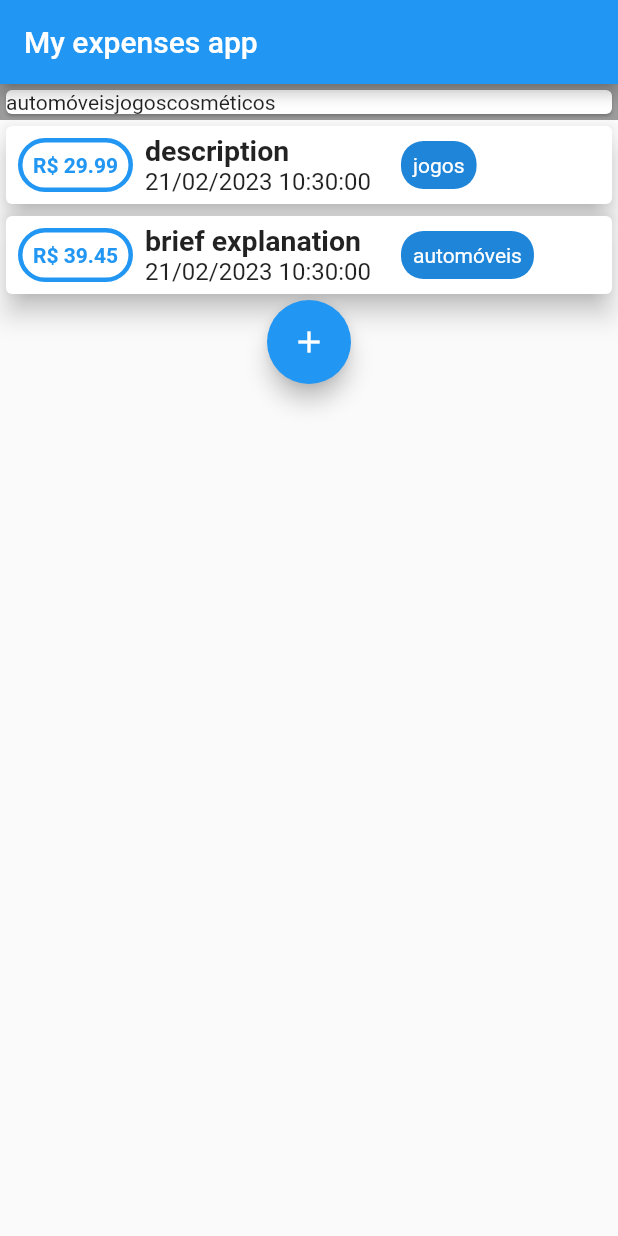
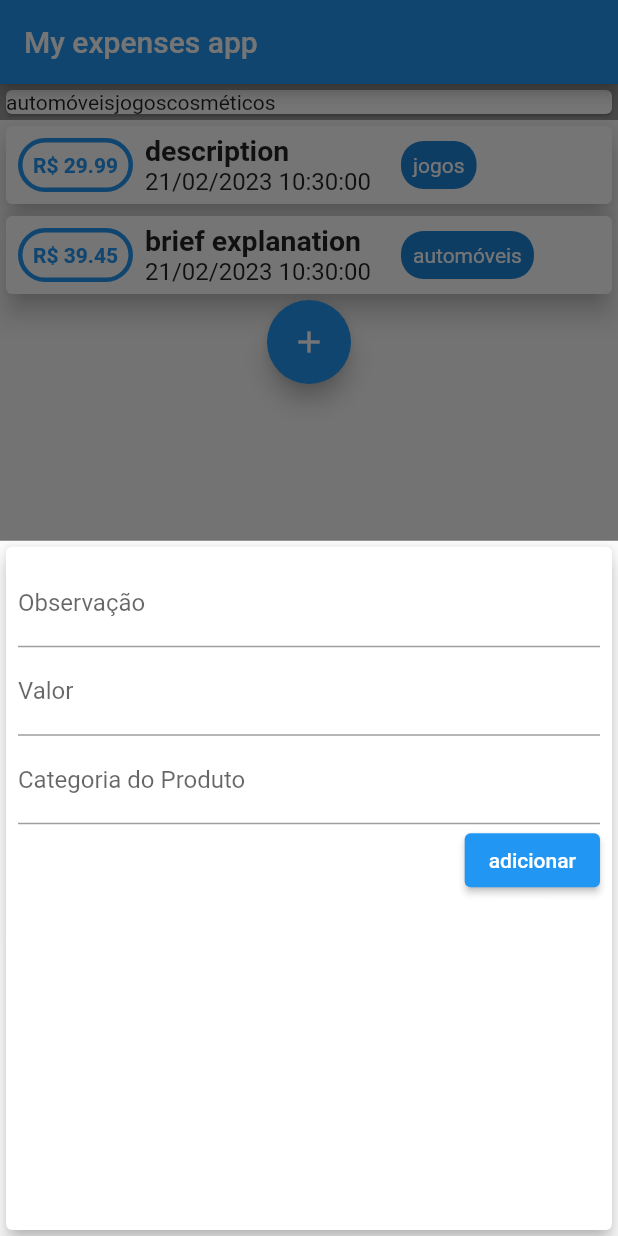
Before and after one commit to Juanzitozito/fluttertest, a Flutter app: the screen it shows after launch, after a tap on the "add" icon, on a phone screen of 412 x 824 dp. Run offline on Flutter 3.47's test engine with Material 2 defaults, Android fonts, the phone set to English and light mode, and no system bars; missing offline and left inert: dart:ffi, window_manager.

Commit message:
separação de widgets e inclusão de lançamento através de modal funcionando (em state, implementar com hive)

```diff
--- a/lib/main.dart
+++ b/lib/main.dart
@@ -1,6 +1,10 @@
+import 'dart:ffi';
+
 import 'package:flutter/material.dart';
 import 'package:fluttertest/entity/categoria.dart';
 import 'package:fluttertest/entity/lancamento.dart';
+import 'package:fluttertest/widgets/lista_lancamento.dart';
+import 'package:fluttertest/widgets/new_lancamento.dart';
 import 'package:intl/intl.dart';
 
 void main(List<String> args) {
@@ -17,7 +21,12 @@ class MyApp extends StatelessWidget {
   }
 }
 
-class MyHomePage extends StatelessWidget {
+class MyHomePage extends StatefulWidget {
+  @override
+  State<MyHomePage> createState() => _MyHomePageState();
+}
+
+class _MyHomePageState extends State<MyHomePage> {
   final List<Categoria> _listaCategorias = [
     Categoria(id: 1, nome: 'automóveis'),
     Categoria(id: 2, nome: 'jogos'),
@@ -38,6 +47,27 @@ class MyHomePage extends StatelessWidget {
         observacao: 'brief explanation',
         categoria: 'automóveis')
   ];
+
+  void _addNewLancamento(String observacao, double valor, String categoria) {
+    final newLanc = Lancamento(
+        emissao: DateTime.now(),
+        valor: valor,
+        observacao: observacao,
+        categoria: categoria,
+        id: UniqueKey().hashCode);
+
+    setState(() {
+      _listaLancamentos.add(newLanc);
+    });
+  }
+
+  void _startAddLancamento(BuildContext ctx) {
+    showModalBottomSheet(
+        context: ctx,
+        builder: (_) {
+          return NewLancamento(_addNewLancamento);
+        });
+  }
 
   @override
   Widget build(BuildContext context) {
@@ -61,61 +91,10 @@ class MyHomePage extends StatelessWidget {
               ),
             )),
           ),
-          Column(
-            crossAxisAlignment: CrossAxisAlignment.stretch,
-            children: _listaLancamentos.map((e) {
-              return Card(
-                elevation: 7.0,
-                child: Row(
-                  children: [
-                    Container(
-                        decoration: BoxDecoration(
-                            borderRadius:
-                                const BorderRadius.all(Radius.circular(20)),
-                            border: Border.all(
-                              color: Colors.blue,
-                              width: 3,
-                            )),
-                        margin: const EdgeInsets.all(8.0),
-                        padding: const EdgeInsets.all(7),
-                        child: Text(
-                          'R\$ ${e.valor.toString()}',
-                          style: const TextStyle(
-                              color: Colors.blue, fontWeight: FontWeight.w700),
-                        )),
-                    Column(
-                      crossAxisAlignment: CrossAxisAlignment.start,
-                      children: [
-                        Text(
-                          e.observacao,
-                          style: const TextStyle(
-                              fontSize: 19, fontWeight: FontWeight.w600),
-                        ),
-                        Text(
-                            DateFormat('dd/MM/yyyy hh:mm:ss').format(e.emissao),
-                            style: const TextStyle(
-                                fontSize: 16, fontWeight: FontWeight.w400))
-                      ],
-                    ),
-                    Container(
-                      padding: const EdgeInsets.all(8),
-                      margin: EdgeInsets.only(left: 20),
-                      decoration: const BoxDecoration(
-                          color: Color.fromARGB(255, 31, 133, 217),
-                          borderRadius: BorderRadius.all(Radius.circular(15))),
-                      child: Text(
-                        e.categoria,
-                        style: const TextStyle(color: Colors.white),
-                      ),
-                    )
-                  ],
-                ),
-              );
-            }).toList(),
-          ),
+          ListaLancamentos(_listaLancamentos),
           FloatingActionButton(
-            onPressed: () {},
-            child: Icon(Icons.add),
+            onPressed: () => _startAddLancamento(context),
+            child: const Icon(Icons.add),
           )
         ],
       ),
--- /dev/null
+++ b/lib/widgets/lista_lancamento.dart
@@ -0,0 +1,66 @@
+import 'package:flutter/cupertino.dart';
+import 'package:flutter/material.dart';
+import 'package:flutter/src/widgets/container.dart';
+import 'package:flutter/src/widgets/framework.dart';
+import 'package:fluttertest/entity/lancamento.dart';
+import 'package:intl/intl.dart';
+
+class ListaLancamentos extends StatelessWidget {
+  final List<Lancamento> lancamentos;
+
+  const ListaLancamentos(this.lancamentos, {super.key});
+
+  @override
+  Widget build(BuildContext context) {
+    return Column(
+        crossAxisAlignment: CrossAxisAlignment.stretch,
+        children: lancamentos.map((e) {
+          return Card(
+            elevation: 7.0,
+            child: Row(
+              children: [
+                Container(
+                    decoration: BoxDecoration(
+                        borderRadius:
+                            const BorderRadius.all(Radius.circular(20)),
+                        border: Border.all(
+                          color: Colors.blue,
+                          width: 3,
+                        )),
+                    margin: const EdgeInsets.all(8.0),
+                    padding: const EdgeInsets.all(7),
+                    child: Text(
+                      'R\$ ${e.valor.toString()}',
+                      style: const TextStyle(
+                          color: Colors.blue, fontWeight: FontWeight.w700),
+                    )),
+                Column(
+                  crossAxisAlignment: CrossAxisAlignment.start,
+                  children: [
+                    Text(
+                      e.observacao,
+                      style: const TextStyle(
+                          fontSize: 19, fontWeight: FontWeight.w600),
+                    ),
+                    Text(DateFormat('dd/MM/yyyy hh:mm:ss').format(e.emissao),
+                        style: const TextStyle(
+                            fontSize: 16, fontWeight: FontWeight.w400))
+                  ],
+                ),
+                Container(
+                  padding: const EdgeInsets.all(8),
+                  margin: EdgeInsets.only(left: 20),
+                  decoration: const BoxDecoration(
+                      color: Color.fromARGB(255, 31, 133, 217),
+                      borderRadius: BorderRadius.all(Radius.circular(15))),
+                  child: Text(
+                    e.categoria,
+                    style: const TextStyle(color: Colors.white),
+                  ),
+                )
+              ],
+            ),
+          );
+        }).toList());
+  }
+}
--- /dev/null
+++ b/lib/widgets/new_lancamento.dart
@@ -0,0 +1,48 @@
+import 'package:flutter/material.dart';
+import 'package:flutter/src/widgets/container.dart';
+import 'package:flutter/src/widgets/framework.dart';
+
+class NewLancamento extends StatelessWidget {
+  final Function addInput;
+  final observacaoController = TextEditingController();
+  final valorController = TextEditingController();
+  final categoriaController = TextEditingController();
+
+  NewLancamento(this.addInput, {super.key});
+
+  @override
+  Widget build(BuildContext context) {
+    return Card(
+      elevation: 5,
+      child: Container(
+        padding: const EdgeInsets.all(8),
+        child: Column(
+          crossAxisAlignment: CrossAxisAlignment.end,
+          children: [
+            TextField(
+              decoration: const InputDecoration(labelText: 'Observação'),
+              controller: observacaoController,
+            ),
+            TextField(
+              decoration: const InputDecoration(labelText: 'Valor'),
+              controller: valorController,
+            ),
+            TextField(
+              decoration:
+                  const InputDecoration(labelText: 'Categoria do Produto'),
+              controller: categoriaController,
+            ),
+            ElevatedButton(
+                onPressed: () {
+                  addInput(
+                      observacaoController.text,
+                      double.parse(valorController.text),
+                      categoriaController.text);
+                },
+                child: Text('adicionar'))
+          ],
+        ),
+      ),
+    );
+  }
+}
```
